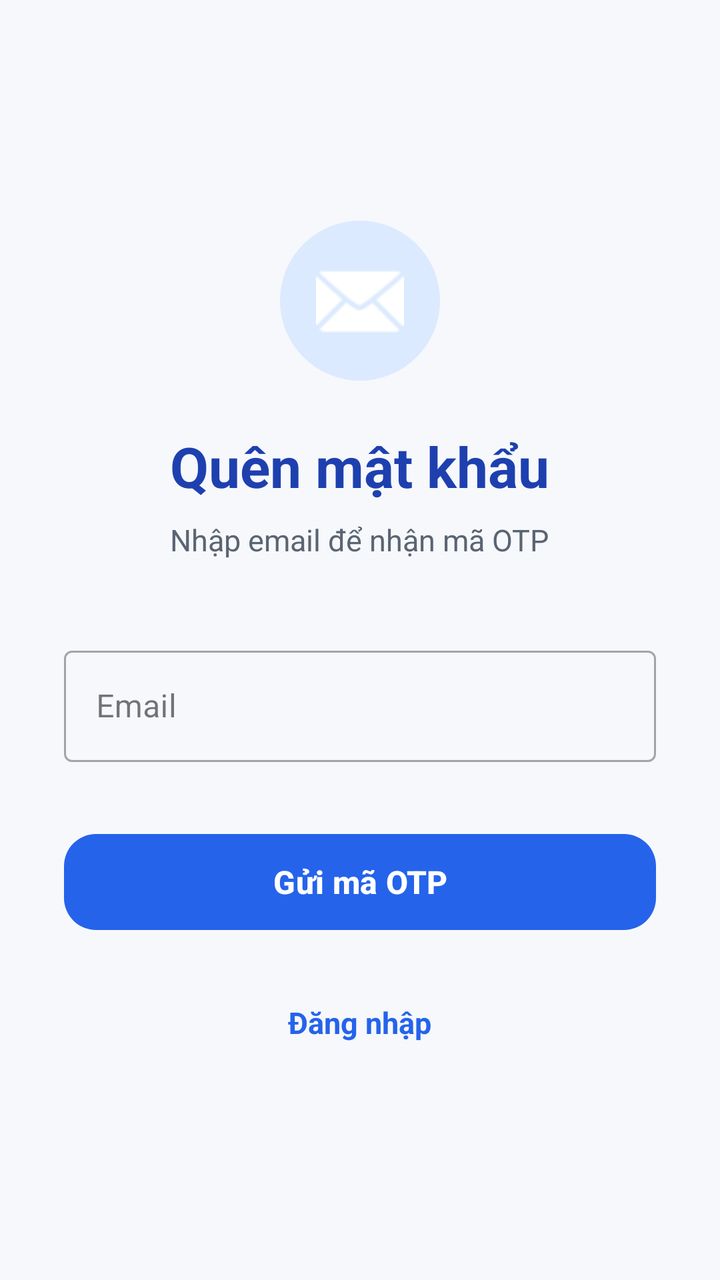
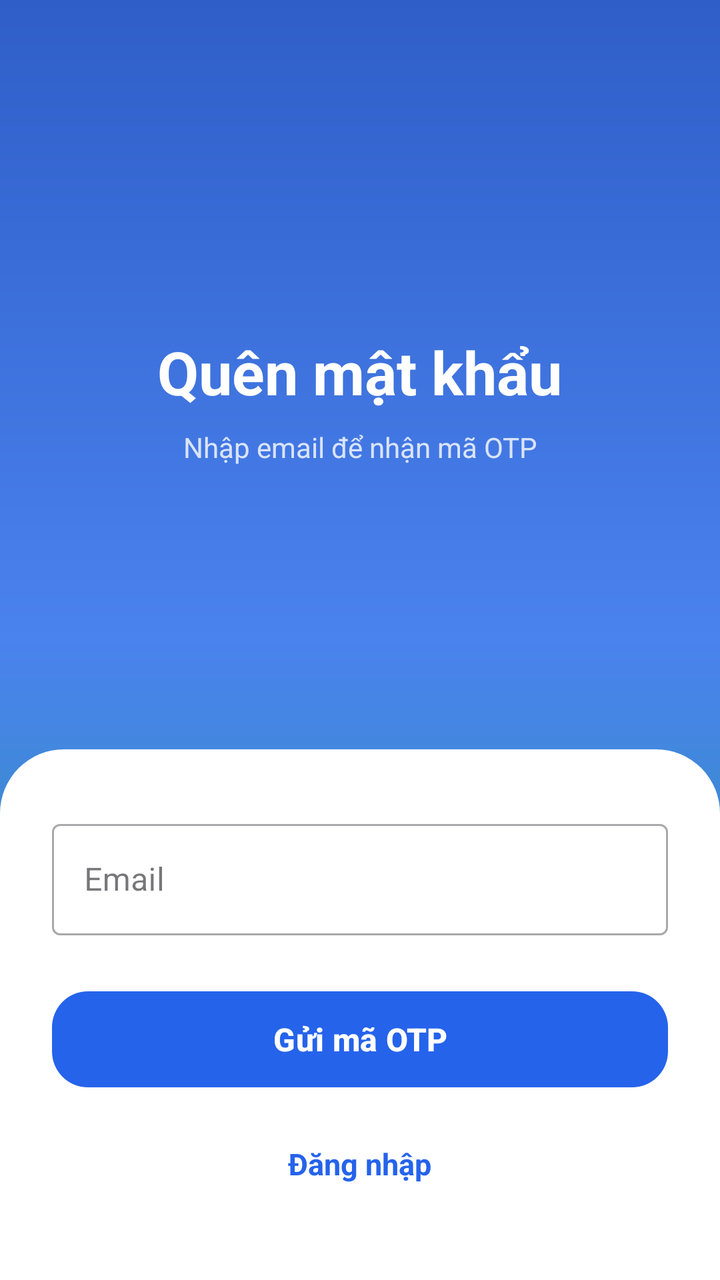

Screens rendered from an Android XML layout before and after an edit, with the pre-edit source and the edit as a unified diff.
<!-- AndroidManifest.xml: application theme Theme.ObjectLanguage -->
<!-- res/layout/fragment_forgot_password.xml -->
<?xml version="1.0" encoding="utf-8"?>
<LinearLayout xmlns:android="http://schemas.android.com/apk/res/android"
    xmlns:app="http://schemas.android.com/apk/res-auto"
    android:layout_width="match_parent"
    android:layout_height="match_parent"
    android:background="@color/background"
    android:gravity="center"
    android:orientation="vertical"
    android:padding="32dp">

    <ImageView
        android:layout_width="80dp"
        android:layout_height="80dp"
        android:layout_marginBottom="24dp"
        android:background="@drawable/circle_bg"
        android:contentDescription="@string/auth_logo"
        android:padding="18dp"
        android:src="@android:drawable/ic_dialog_email"
        app:tint="@color/text_on_primary" />

    <TextView
        android:layout_width="wrap_content"
        android:layout_height="wrap_content"
        android:layout_marginBottom="8dp"
        android:text="@string/forgot_password_title"
        android:textColor="@color/primary_dark"
        android:textSize="28sp"
        android:textStyle="bold" />

    <TextView
        android:layout_width="wrap_content"
        android:layout_height="wrap_content"
        android:layout_marginBottom="40dp"
        android:gravity="center"
        android:text="@string/forgot_password_subtitle"
        android:textColor="@color/text_secondary"
        android:textSize="15sp" />

    <com.google.android.material.textfield.TextInputLayout
        android:layout_width="match_parent"
        android:layout_height="wrap_content"
        android:layout_marginBottom="32dp"
        style="@style/Widget.MaterialComponents.TextInputLayout.OutlinedBox">

        <com.google.android.material.textfield.TextInputEditText
            android:id="@+id/etEmail"
            android:layout_width="match_parent"
            android:layout_height="wrap_content"
            android:hint="@string/auth_email_hint"
            android:inputType="textEmailAddress"
            android:textColor="@color/text_primary"
            android:textColorHint="@color/text_secondary" />
    </com.google.android.material.textfield.TextInputLayout>

    <com.google.android.material.button.MaterialButton
        android:id="@+id/btnSendOtp"
        android:layout_width="match_parent"
        android:layout_height="56dp"
        android:text="@string/forgot_password_button"
        android:textSize="16sp"
        android:textStyle="bold"
        app:backgroundTint="@color/primary"
        app:cornerRadius="16dp" />

    <ProgressBar
        android:id="@+id/progressBar"
        android:layout_width="wrap_content"
        android:layout_height="wrap_content"
        android:layout_marginTop="16dp"
        android:visibility="gone" />

    <TextView
        android:id="@+id/tvBackToLogin"
        android:layout_width="wrap_content"
        android:layout_height="wrap_content"
        android:layout_marginTop="24dp"
        android:padding="8dp"
        android:text="@string/login_button"
        android:textColor="@color/primary"
        android:textSize="15sp"
        android:textStyle="bold" />

</LinearLayout>
<!-- resources referenced by this layout -->
<resources>
  <color name="background">#F6F8FB</color>
  <color name="primary">#2563EB</color>
  <color name="primary_dark">#1E40AF</color>
  <color name="text_on_primary">#FFFFFF</color>
  <color name="text_primary">#111827</color>
  <color name="text_secondary">#5B6472</color>
  <!-- drawable circle_bg (drawable) -->
  <?xml version="1.0" encoding="utf-8"?>
  <shape xmlns:android="http://schemas.android.com/apk/res/android" android:shape="oval">
      <solid android:color="@color/primary_light" />
  </shape>
  <string name="auth_email_hint">Email</string>
  <string name="auth_logo">Logo</string>
  <string name="forgot_password_button">Gửi mã OTP</string>
  <string name="forgot_password_subtitle">Nhập email để nhận mã OTP</string>
  <string name="forgot_password_title">Quên mật khẩu</string>
  <string name="login_button">Đăng nhập</string>
  <style name="Theme.ObjectLanguage" parent="Theme.Material3.Light.NoActionBar">
          <item name="colorPrimary">@color/primary</item>
          <item name="colorPrimaryVariant">@color/primary_dark</item>
          <item name="colorOnPrimary">@color/text_on_primary</item>
          <item name="colorSecondary">@color/secondary</item>
          <item name="colorOnSecondary">@color/text_on_primary</item>
          <item name="android:colorBackground">@color/background</item>
          <item name="android:windowBackground">@color/background</item>
          <item name="colorSurface">@color/surface</item>
          <item name="android:statusBarColor">@color/background</item>
          <item name="android:windowLightStatusBar">true</item>
          <item name="android:navigationBarColor">@color/surface</item>
          <item name="android:windowLightNavigationBar" tools:targetApi="o_mr1">true</item>
          
          <item name="cardViewStyle">@style/Widget.App.CardView</item>
          <item name="bottomNavigationStyle">@style/Widget.App.BottomNav</item>
      </style>
  <color name="primary_light">#DBEAFE</color>
  <color name="secondary">#16A34A</color>
  <color name="surface">#FFFFFF</color>
  <style name="Widget.App.CardView" parent="Widget.Material3.CardView.Elevated">
          <item name="cardBackgroundColor">@color/surface</item>
          <item name="cardCornerRadius">14dp</item>
          <item name="cardElevation">0dp</item>
          <item name="strokeWidth">0dp</item>
      </style>
  <style name="Widget.App.BottomNav" parent="Widget.Material3.BottomNavigationView">
          <item name="backgroundTint">@color/bottom_nav_bg</item>
          <item name="itemIconTint">@color/bottom_nav_color</item>
          <item name="itemTextColor">@color/bottom_nav_color</item>
          <item name="itemActiveIndicatorStyle">@style/Widget.App.BottomNav.ActiveIndicator</item>
          <item name="labelVisibilityMode">labeled</item>
          <item name="itemRippleColor">@color/primary_light</item>
      </style>
  <color name="bottom_nav_bg">#FFFFFF</color>
  <style name="Widget.App.BottomNav.ActiveIndicator" parent="Widget.Material3.BottomNavigationView.ActiveIndicator">
          <item name="android:color">@color/surface_variant</item>
          <item name="shapeAppearance">@style/ShapeAppearance.App.SmallComponent</item>
      </style>
  <color name="surface_variant">#EAF0F7</color>
  <style name="ShapeAppearance.App.SmallComponent" parent="ShapeAppearance.Material3.SmallComponent">
          <item name="cornerSize">14dp</item>
      </style>
</resources>

<!-- the commit's change to res/layout/fragment_forgot_password.xml (unified diff, before → after) -->
@@ -1,83 +1,110 @@
 <?xml version="1.0" encoding="utf-8"?>
-<LinearLayout xmlns:android="http://schemas.android.com/apk/res/android"
+<ScrollView xmlns:android="http://schemas.android.com/apk/res/android"
     xmlns:app="http://schemas.android.com/apk/res-auto"
     android:layout_width="match_parent"
     android:layout_height="match_parent"
-    android:background="@color/background"
-    android:gravity="center"
-    android:orientation="vertical"
-    android:padding="32dp">
+    android:background="@drawable/bg_auth_gradient"
+    android:fillViewport="true">
 
-    <ImageView
-        android:layout_width="80dp"
-        android:layout_height="80dp"
-        android:layout_marginBottom="24dp"
-        android:background="@drawable/circle_bg"
-        android:contentDescription="@string/auth_logo"
-        android:padding="18dp"
-        android:src="@android:drawable/ic_dialog_email"
-        app:tint="@color/text_on_primary" />
-
-    <TextView
-        android:layout_width="wrap_content"
-        android:layout_height="wrap_content"
-        android:layout_marginBottom="8dp"
-        android:text="@string/forgot_password_title"
-        android:textColor="@color/primary_dark"
-        android:textSize="28sp"
-        android:textStyle="bold" />
-
-    <TextView
-        android:layout_width="wrap_content"
-        android:layout_height="wrap_content"
-        android:layout_marginBottom="40dp"
-        android:gravity="center"
-        android:text="@string/forgot_password_subtitle"
-        android:textColor="@color/text_secondary"
-        android:textSize="15sp" />
-
-    <com.google.android.material.textfield.TextInputLayout
+    <LinearLayout
         android:layout_width="match_parent"
         android:layout_height="wrap_content"
-        android:layout_marginBottom="32dp"
-        style="@style/Widget.MaterialComponents.TextInputLayout.OutlinedBox">
+        android:orientation="vertical">
 
-        <com.google.android.material.textfield.TextInputEditText
-            android:id="@+id/etEmail"
+        
+        <LinearLayout
+            android:layout_width="match_parent"
+            android:layout_height="0dp"
+            android:layout_weight="1"
+            android:minHeight="200dp"
+            android:gravity="center"
+            android:orientation="vertical"
+            android:paddingTop="48dp"
+            android:paddingBottom="24dp">
+
+            <TextView
+                android:layout_width="wrap_content"
+                android:layout_height="wrap_content"
+                android:text="@string/forgot_password_title"
+                android:textColor="@color/text_on_primary"
+                android:textSize="30sp"
+                android:textStyle="bold" />
+
+            <TextView
+                android:layout_width="wrap_content"
+                android:layout_height="wrap_content"
+                android:layout_marginTop="8dp"
+                android:gravity="center"
+                android:paddingStart="32dp"
+                android:paddingEnd="32dp"
+                android:text="@string/forgot_password_subtitle"
+                android:textColor="@color/text_on_primary"
+                android:alpha="0.80"
+                android:textSize="14sp" />
+
+        </LinearLayout>
+
+        
+        <LinearLayout
             android:layout_width="match_parent"
             android:layout_height="wrap_content"
-            android:hint="@string/auth_email_hint"
-            android:inputType="textEmailAddress"
-            android:textColor="@color/text_primary"
-            android:textColorHint="@color/text_secondary" />
-    </com.google.android.material.textfield.TextInputLayout>
+            android:background="@drawable/bg_form_card"
+            android:orientation="vertical"
+            android:paddingStart="26dp"
+            android:paddingTop="32dp"
+            android:paddingEnd="26dp"
+            android:paddingBottom="40dp">
 
-    <com.google.android.material.button.MaterialButton
-        android:id="@+id/btnSendOtp"
-        android:layout_width="match_parent"
-        android:layout_height="56dp"
-        android:text="@string/forgot_password_button"
-        android:textSize="16sp"
-        android:textStyle="bold"
-        app:backgroundTint="@color/primary"
-        app:cornerRadius="16dp" />
+            <com.google.android.material.textfield.TextInputLayout
+                android:layout_width="match_parent"
+                android:layout_height="wrap_content"
+                android:layout_marginBottom="24dp"
+                style="@style/Widget.MaterialComponents.TextInputLayout.OutlinedBox">
 
-    <ProgressBar
-        android:id="@+id/progressBar"
-        android:layout_width="wrap_content"
-        android:layout_height="wrap_content"
-        android:layout_marginTop="16dp"
-        android:visibility="gone" />
+                <com.google.android.material.textfield.TextInputEditText
+                    android:id="@+id/etEmail"
+                    android:layout_width="match_parent"
+                    android:layout_height="wrap_content"
+                    android:hint="@string/auth_email_hint"
+                    android:inputType="textEmailAddress"
+                    android:textColor="@color/text_primary"
+                    android:textColorHint="@color/text_secondary" />
 
-    <TextView
-        android:id="@+id/tvBackToLogin"
-        android:layout_width="wrap_content"
-        android:layout_height="wrap_content"
-        android:layout_marginTop="24dp"
-        android:padding="8dp"
-        android:text="@string/login_button"
-        android:textColor="@color/primary"
-        android:textSize="15sp"
-        android:textStyle="bold" />
+            </com.google.android.material.textfield.TextInputLayout>
 
-</LinearLayout>
+            <com.google.android.material.button.MaterialButton
+                android:id="@+id/btnSendOtp"
+                android:layout_width="match_parent"
+                android:layout_height="56dp"
+                android:text="@string/forgot_password_button"
+                android:textSize="16sp"
+                android:textStyle="bold"
+                android:textColor="@color/text_on_primary"
+                app:backgroundTint="@color/primary"
+                app:cornerRadius="18dp" />
+
+            <ProgressBar
+                android:id="@+id/progressBar"
+                android:layout_width="wrap_content"
+                android:layout_height="wrap_content"
+                android:layout_gravity="center"
+                android:layout_marginTop="12dp"
+                android:visibility="gone" />
+
+            <TextView
+                android:id="@+id/tvBackToLogin"
+                android:layout_width="wrap_content"
+                android:layout_height="wrap_content"
+                android:layout_gravity="center"
+                android:layout_marginTop="16dp"
+                android:padding="8dp"
+                android:text="@string/login_button"
+                android:textColor="@color/primary"
+                android:textSize="15sp"
+                android:textStyle="bold" />
+
+        </LinearLayout>
+
+    </LinearLayout>
+
+</ScrollView>
<!-- resource entries referenced after the edit -->
@@ -6,13 +6,27 @@
   <color name="text_on_primary">#FFFFFF</color>
   <color name="text_primary">#111827</color>
   <color name="text_secondary">#5B6472</color>
-  <!-- drawable circle_bg (drawable) -->
+  <!-- drawable bg_auth_gradient (drawable) -->
   <?xml version="1.0" encoding="utf-8"?>
-  <shape xmlns:android="http://schemas.android.com/apk/res/android" android:shape="oval">
-      <solid android:color="@color/primary_light" />
+  <shape xmlns:android="http://schemas.android.com/apk/res/android"
+      android:shape="rectangle">
+      <gradient
+          android:angle="160"
+          android:startColor="#2F5EC8"
+          android:centerColor="#4A82EE"
+          android:endColor="#1E9E94"
+          android:type="linear" />
+  </shape>
+  <!-- drawable bg_form_card (drawable) -->
+  <?xml version="1.0" encoding="utf-8"?>
+  <shape xmlns:android="http://schemas.android.com/apk/res/android"
+      android:shape="rectangle">
+      <solid android:color="@color/surface" />
+      <corners
+          android:topLeftRadius="32dp"
+          android:topRightRadius="32dp" />
   </shape>
   <string name="auth_email_hint">Email</string>
-  <string name="auth_logo">Logo</string>
   <string name="forgot_password_button">Gửi mã OTP</string>
   <string name="forgot_password_subtitle">Nhập email để nhận mã OTP</string>
   <string name="forgot_password_title">Quên mật khẩu</string>
